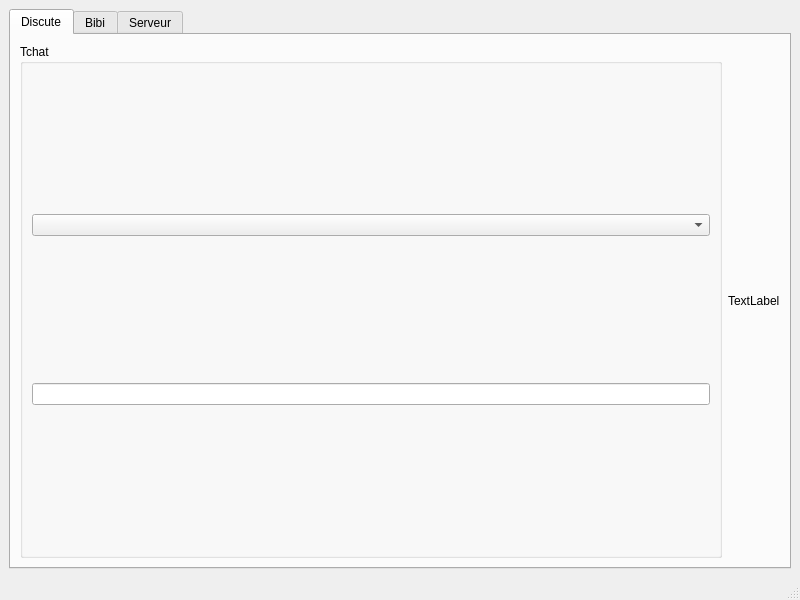
This is mainwindow.ui in esauvage/Tchatooine as Qt 5 draws it before an edit. The edited form follows.
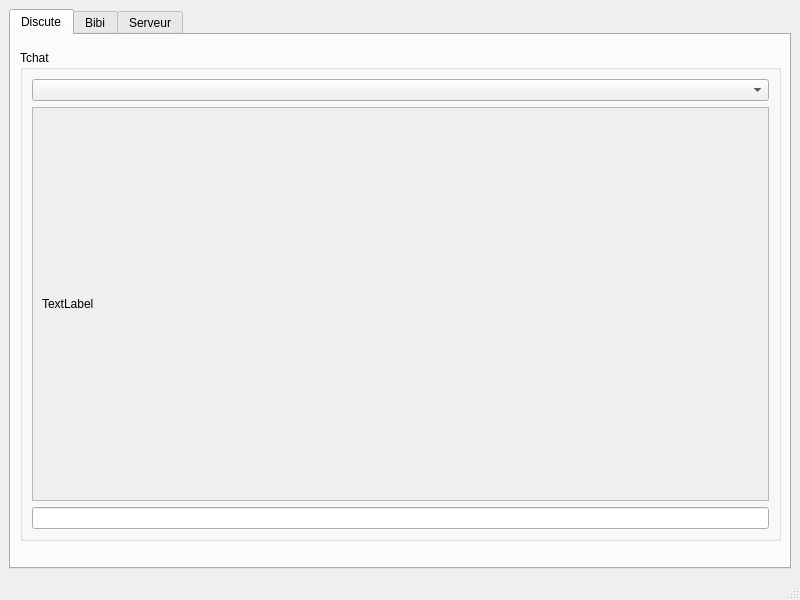
This is the edited form. The open tabs and pages were chosen to show the change.

Commit message: Mise à jour de la GUI

Patch:
```diff
--- a/mainwindow.ui
+++ b/mainwindow.ui
@@ -24,9 +24,15 @@
        <attribute name="title">
         <string>Discute</string>
        </attribute>
-       <layout class="QHBoxLayout" name="horizontalLayout_2">
-        <item>
          <widget class="QGroupBox" name="groupBox">
+        <property name="geometry">
+         <rect>
+          <x>9</x>
+          <y>15</y>
+          <width>761</width>
+          <height>491</height>
+         </rect>
+        </property>
           <property name="title">
            <string>Tchat</string>
           </property>
@@ -35,11 +41,20 @@
             <widget class="QComboBox" name="cbxPair"/>
            </item>
            <item>
-            <widget class="QLineEdit" name="edtMessage"/>
-           </item>
-          </layout>
-         </widget>
-        </item>
+          <widget class="QScrollArea" name="scrollArea">
+           <property name="widgetResizable">
+            <bool>true</bool>
+           </property>
+           <widget class="QWidget" name="scrollAreaWidgetContents">
+            <property name="geometry">
+             <rect>
+              <x>0</x>
+              <y>0</y>
+              <width>735</width>
+              <height>393</height>
+             </rect>
+            </property>
+            <layout class="QVBoxLayout" name="verticalLayout_2">
         <item>
          <widget class="QLabel" name="lblMessages">
           <property name="text">
@@ -49,6 +64,14 @@
         </item>
        </layout>
       </widget>
+          </widget>
+         </item>
+         <item>
+          <widget class="QLineEdit" name="edtMessage"/>
+         </item>
+        </layout>
+       </widget>
+      </widget>
       <widget class="QWidget" name="tabIdentite">
        <attribute name="title">
         <string>Bibi</string>
```
Left out of the diff: 6 changed lines with no effect on the pictures. Lines whose indentation alone changed are shown as unchanged.
